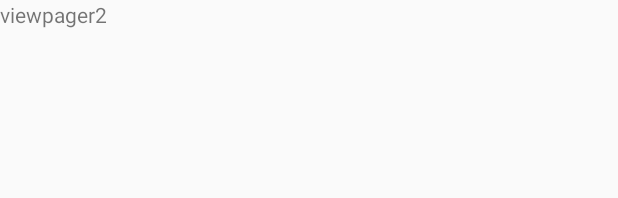
After one commit to osamhack2020/APP_TookSamPoom_Navy3Generals, an Android app: the layout fragment_practice_selector_page.xml on its own in the app's theme, with its tools: preview values and no code run, on a phone screen of 412 x 824 dp. The commit adds this screen. Shown: the top 198 px of the screen. Run offline under Robolectric (Android 15) with nearby library versions, the phone set to English and light mode, and no system bars.

Commit message:
Update Viewpager

```diff
--- a/app/src/main/java/kr/co/softcampus/tooksampoom/MainActivity.java
+++ b/app/src/main/java/kr/co/softcampus/tooksampoom/MainActivity.java
@@ -133,6 +133,11 @@ public class MainActivity extends AppCompatActivity {
         startActivity(runningIntent);
     }
 
+    public void onClickStart(View view) {
+        Intent startIntent = new Intent(this, PracticeSelectorActivity.class);
+        startActivityForResult(startIntent, 0);
+    }
+
     public void onClickDummy(View view){
         for(int j=1; j<5; j++){
             for(int i=10; i<24; i++){
--- /dev/null
+++ b/app/src/main/res/layout/fragment_practice_selector_page.xml
@@ -0,0 +1,12 @@
+<?xml version="1.0" encoding="utf-8"?>
+<ScrollView xmlns:android="http://schemas.android.com/apk/res/android"
+    android:layout_width="match_parent"
+    android:layout_height="match_parent">
+
+    <TextView
+        android:id="@+id/practice_selector_text"
+        android:layout_width="wrap_content"
+        android:layout_height="wrap_content"
+        android:text="viewpager2" />
+
+</ScrollView>
```
Also changed, not shown: app/src/main/java/kr/co/softcampus/tooksampoom/MainFragment.java (+6 -1 lines), app/src/main/res/layout/activity_practice_selector.xml (+4 -4 lines), app/src/main/res/layout/fragment_main.xml (+11 -0 lines).
